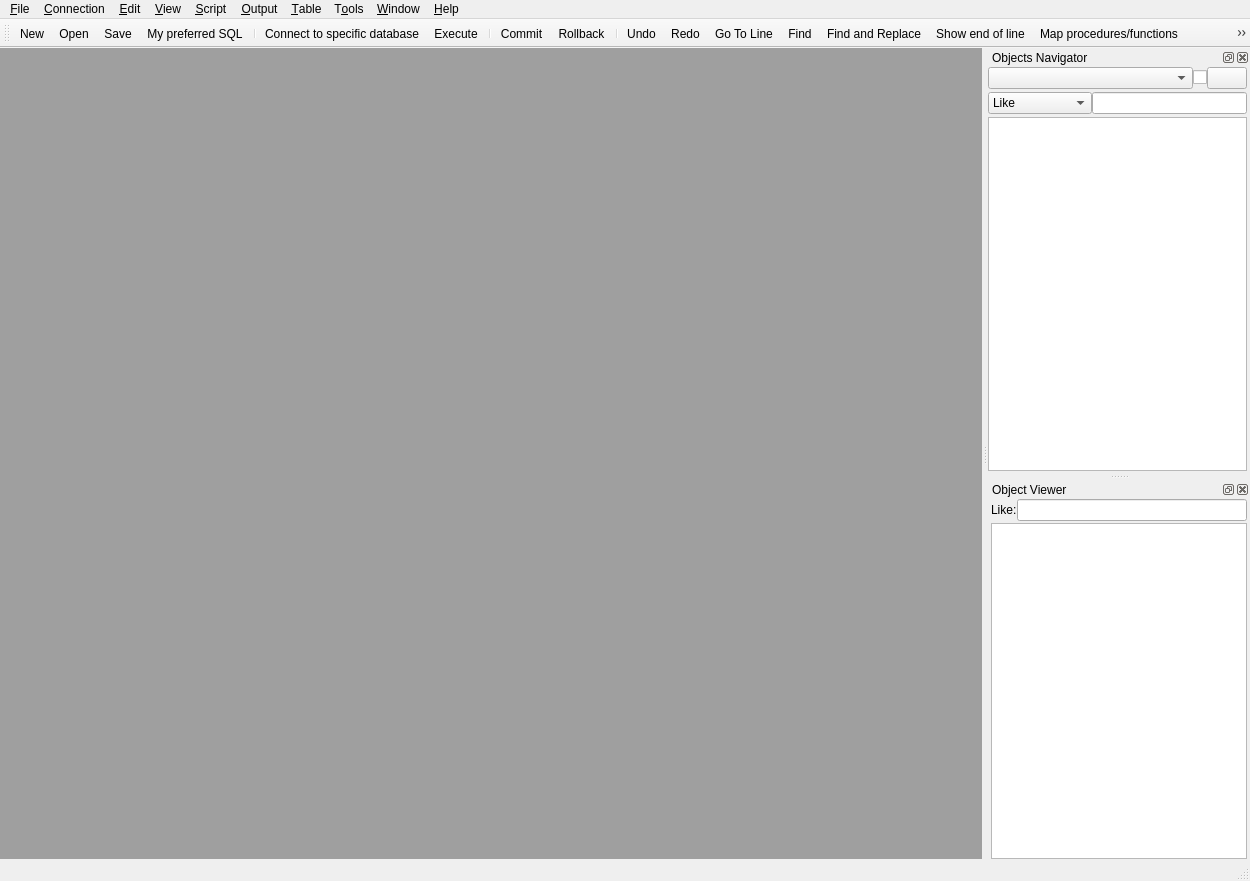
Old version of the form source/qtdesigner/MSql_editor_win1_ui.ui in the repository MValaguz/MSql.
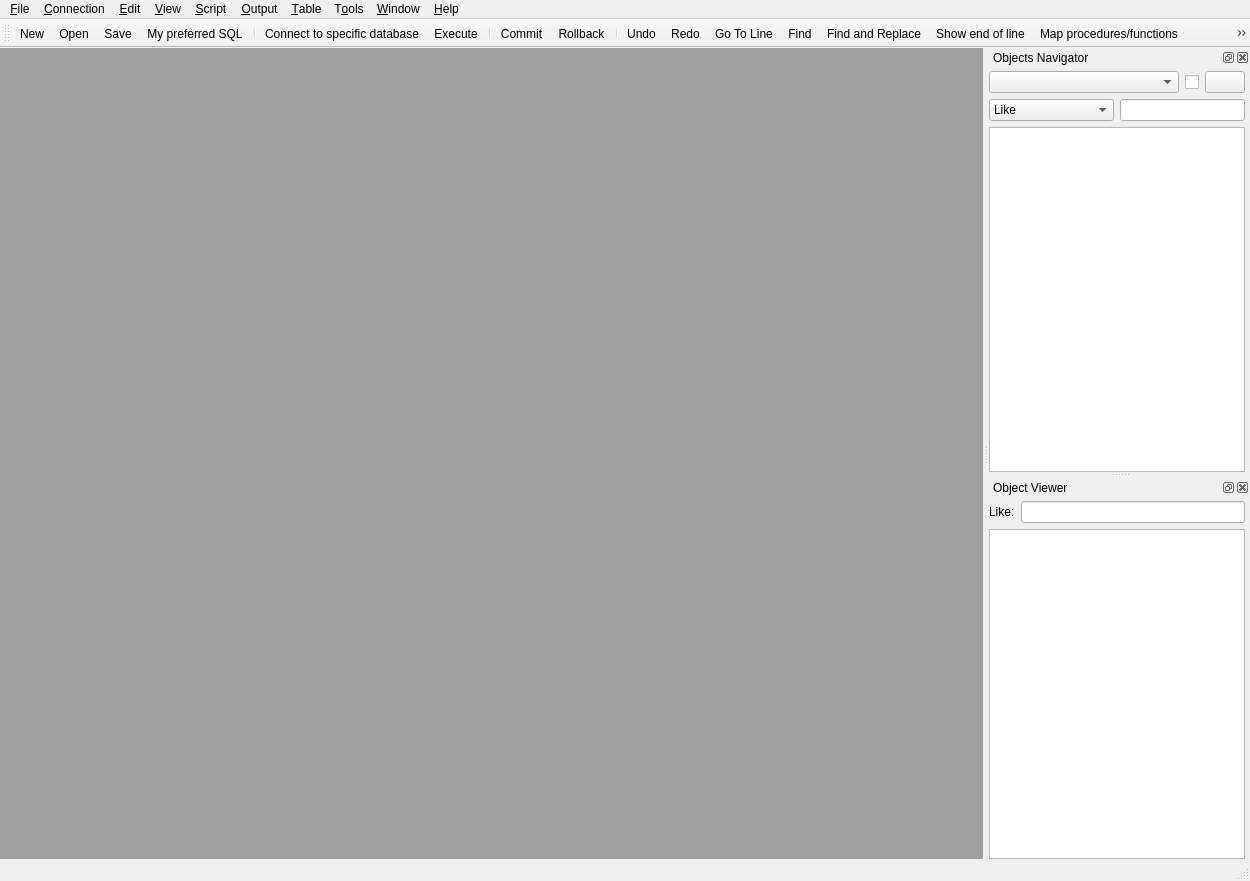
New version of the form. Icons and pictures are not drawn.

Patch:
```diff
--- a/source/qtdesigner/MSql_editor_win1_ui.ui
+++ b/source/qtdesigner/MSql_editor_win1_ui.ui
@@ -207,8 +207,8 @@
    </property>
    <property name="minimumSize">
     <size>
-     <width>260</width>
-     <height>188</height>
+     <width>250</width>
+     <height>210</height>
     </size>
    </property>
    <property name="font">
@@ -240,7 +240,7 @@
       <number>0</number>
      </property>
      <property name="rightMargin">
-      <number>0</number>
+      <number>5</number>
      </property>
      <property name="bottomMargin">
       <number>0</number>
@@ -258,67 +258,24 @@
          <number>0</number>
         </property>
         <property name="topMargin">
-         <number>0</number>
+         <number>4</number>
         </property>
         <property name="rightMargin">
-         <number>3</number>
+         <number>0</number>
         </property>
         <property name="bottomMargin">
-         <number>3</number>
+         <number>0</number>
         </property>
-        <property name="verticalSpacing">
-         <number>3</number>
-        </property>
-        <item row="1" column="0">
-         <layout class="QHBoxLayout" name="horizontalLayout_2">
-          <item>
-           <widget class="QComboBox" name="oggetti_db_tipo_ricerca">
-            <item>
-             <property name="text">
-              <string>Like</string>
-             </property>
-            </item>
-            <item>
-             <property name="text">
-              <string>Start with</string>
-             </property>
-            </item>
-            <item>
-             <property name="text">
-              <string>Only invalid</string>
-             </property>
-             <property name="icon">
-              <iconset resource="resource.qrc">
-               <normaloff>:/icons/icons/error.png</normaloff>:/icons/icons/error.png</iconset>
-             </property>
-            </item>
-            <item>
-             <property name="text">
-              <string>Only disabled</string>
-             </property>
-             <property name="icon">
-              <iconset resource="resource.qrc">
-               <normaloff>:/icons/icons/disabled.png</normaloff>:/icons/icons/disabled.png</iconset>
-             </property>
-            </item>
-           </widget>
-          </item>
-          <item>
-           <widget class="QLineEdit" name="oggetti_db_ricerca">
-            <property name="inputMethodHints">
-             <set>Qt::ImhNone</set>
-            </property>
-            <property name="clearButtonEnabled">
-             <bool>true</bool>
-            </property>
-           </widget>
-          </item>
-         </layout>
-        </item>
         <item row="0" column="0">
-         <layout class="QHBoxLayout" name="horizontalLayout" stretch="1,0,0">
+         <layout class="QHBoxLayout" name="horizontalLayout_2" stretch="2,0,0">
           <item>
            <widget class="QComboBox" name="oggetti_db_scelta">
+            <property name="sizePolicy">
+             <sizepolicy hsizetype="Preferred" vsizetype="Preferred">
+              <horstretch>0</horstretch>
+              <verstretch>0</verstretch>
+             </sizepolicy>
+            </property>
             <item>
              <property name="text">
               <string/>
@@ -454,6 +411,12 @@
           </item>
           <item>
            <widget class="QCheckBox" name="e_view_description">
+            <property name="sizePolicy">
+             <sizepolicy hsizetype="Fixed" vsizetype="Preferred">
+              <horstretch>0</horstretch>
+              <verstretch>0</verstretch>
+             </sizepolicy>
+            </property>
             <property name="toolTip">
              <string>&lt;html&gt;&lt;head/&gt;&lt;body&gt;&lt;p&gt;Load object description&lt;/p&gt;&lt;/body&gt;&lt;/html&gt;</string>
             </property>
@@ -481,6 +444,58 @@
           </item>
          </layout>
         </item>
+        <item row="1" column="0">
+         <layout class="QHBoxLayout" name="horizontalLayout">
+          <item>
+           <widget class="QComboBox" name="oggetti_db_tipo_ricerca">
+            <item>
+             <property name="text">
+              <string>Like</string>
+             </property>
+            </item>
+            <item>
+             <property name="text">
+              <string>Start with</string>
+             </property>
+            </item>
+            <item>
+             <property name="text">
+              <string>Only invalid</string>
+             </property>
+             <property name="icon">
+              <iconset resource="resource.qrc">
+               <normaloff>:/icons/icons/error.png</normaloff>:/icons/icons/error.png</iconset>
+             </property>
+            </item>
+            <item>
+             <property name="text">
+              <string>Only disabled</string>
+             </property>
+             <property name="icon">
+              <iconset resource="resource.qrc">
+               <normaloff>:/icons/icons/disabled.png</normaloff>:/icons/icons/disabled.png</iconset>
+             </property>
+            </item>
+           </widget>
+          </item>
+          <item>
+           <widget class="QLineEdit" name="oggetti_db_ricerca">
+            <property name="sizePolicy">
+             <sizepolicy hsizetype="Preferred" vsizetype="Preferred">
+              <horstretch>0</horstretch>
+              <verstretch>0</verstretch>
+             </sizepolicy>
+            </property>
+            <property name="inputMethodHints">
+             <set>Qt::ImhNone</set>
+            </property>
+            <property name="clearButtonEnabled">
+             <bool>true</bool>
+            </property>
+           </widget>
+          </item>
+         </layout>
+        </item>
         <item row="2" column="0">
          <widget class="QListView" name="oggetti_db_elenco">
           <property name="font">
@@ -537,38 +552,21 @@
     <number>2</number>
    </attribute>
    <widget class="QWidget" name="dockWidgetContents_2">
-    <layout class="QGridLayout" name="gridLayout_3">
-     <property name="leftMargin">
-      <number>0</number>
-     </property>
-     <property name="topMargin">
-      <number>0</number>
-     </property>
-     <property name="rightMargin">
-      <number>0</number>
-     </property>
-     <property name="bottomMargin">
-      <number>0</number>
-     </property>
-     <item row="0" column="0">
       <layout class="QGridLayout" name="gridLayout_2">
        <property name="leftMargin">
-        <number>3</number>
+      <number>0</number>
+     </property>
+     <property name="topMargin">
+      <number>4</number>
        </property>
        <property name="rightMargin">
-        <number>3</number>
-       </property>
-       <property name="verticalSpacing">
-        <number>2</number>
+      <number>5</number>
+     </property>
+     <property name="bottomMargin">
+      <number>0</number>
        </property>
        <item row="0" column="0">
         <layout class="QHBoxLayout" name="horizontalLayout_3">
-         <property name="topMargin">
-          <number>0</number>
-         </property>
-         <property name="bottomMargin">
-          <number>0</number>
-         </property>
          <item>
           <widget class="QLabel" name="label">
            <property name="text">
@@ -608,8 +606,6 @@
           <number>15</number>
          </property>
         </widget>
-       </item>
-      </layout>
      </item>
     </layout>
    </widget>
```
Lines whose indentation alone changed are shown as unchanged.
